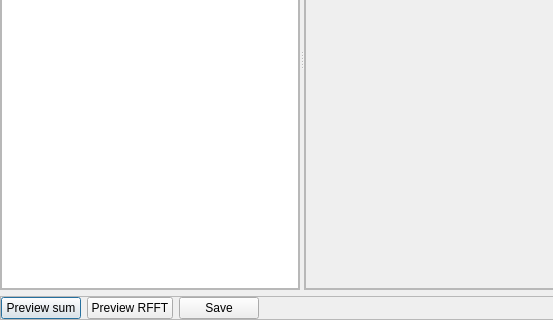
Qt form imagejockey/svd/svdanalysisdialog.ui (PauloCarvalhoRJ/gammaray) before a commit; both pictures show x 0 to 553 and y 173 to 493 of the 671 by 493 pixel window.
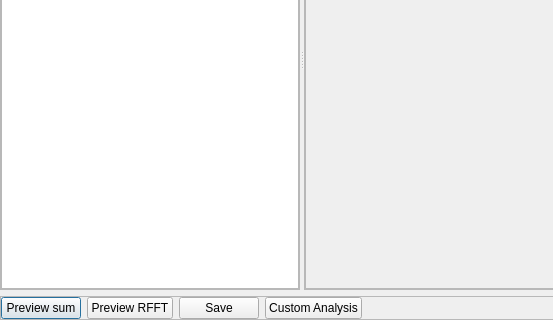
The same form after that commit. Custom widgets are drawn as their Qt base class.

Commit message: ENHANCEMENT: SVD Analysis: can check, uncheck and invert check of multiple selected factors. Custom analysis.

```diff
--- a/imagejockey/svd/svdanalysisdialog.ui
+++ b/imagejockey/svd/svdanalysisdialog.ui
@@ -173,6 +173,13 @@
         </property>
        </widget>
       </item>
+      <item>
+       <widget class="QPushButton" name="btnCustomAnalysis">
+        <property name="text">
+         <string>Custom Analysis</string>
+        </property>
+       </widget>
+      </item>
       <item>
        <spacer name="horizontalSpacer">
         <property name="orientation">
```
Left out of the diff: 65 changed lines with no effect on the pictures. The commit also changes 2 other files.
